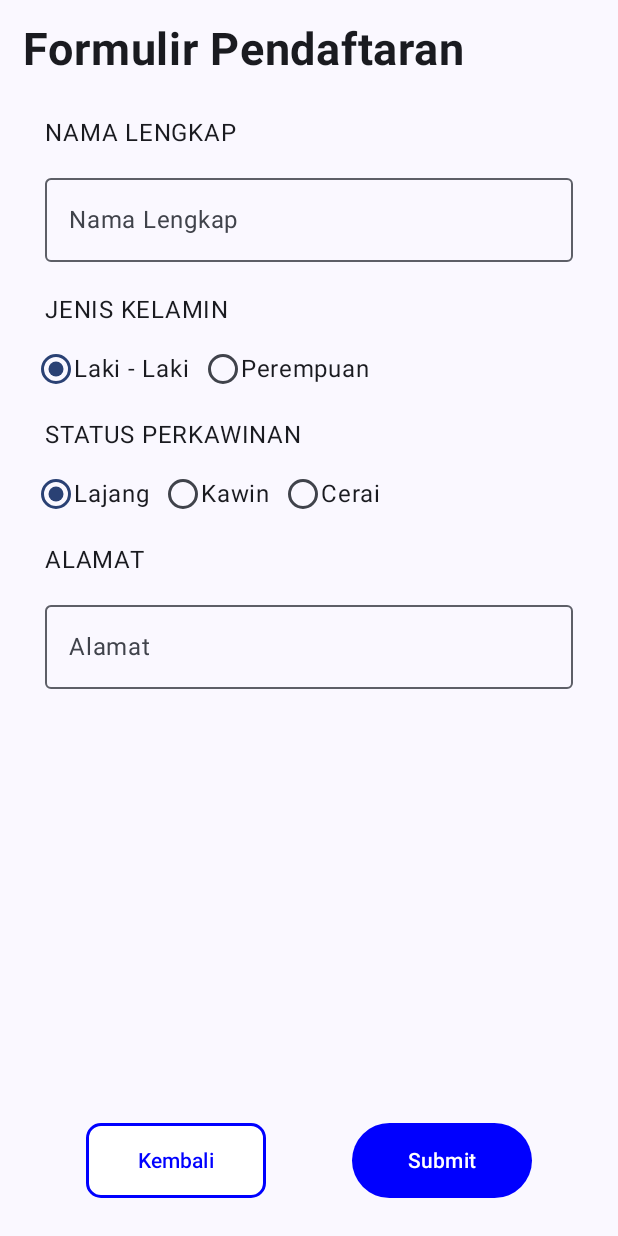
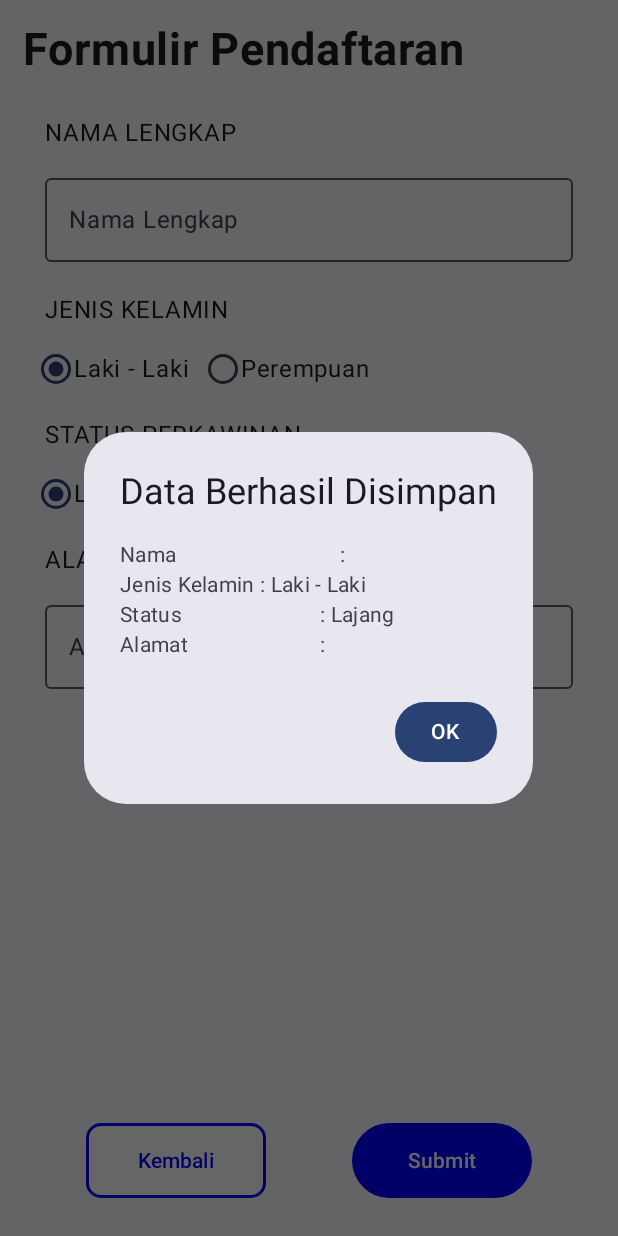
Before and after one commit to thekill022/QuestNavigasiTugas_174, an Android app built with Jetpack Compose: the screen it shows after launch (MainActivity), after a tap on "Submit", on a phone screen of 412 x 824 dp. Run offline under Robolectric (Android 15) with nearby library versions, the phone set to English and light mode, and no system bars.

```diff
--- a/app/src/main/java/com/example/myapplication/view/formulir.kt
+++ b/app/src/main/java/com/example/myapplication/view/formulir.kt
@@ -11,6 +11,7 @@ import androidx.compose.foundation.layout.padding
 import androidx.compose.foundation.layout.width
 import androidx.compose.foundation.selection.selectable
 import androidx.compose.foundation.shape.RoundedCornerShape
+import androidx.compose.material3.AlertDialog
 import androidx.compose.material3.Button
 import androidx.compose.material3.ButtonDefaults
 import androidx.compose.material3.ElevatedButton
@@ -148,7 +149,11 @@ fun Formulir(modifier : Modifier) {
             ) {
                 Text(text = "Kembali", color = Color.Blue)
             }
-            Button(onClick = { /*TODO*/ },
+
+            var showDialog by remember {
+                mutableStateOf(false)
+            }
+            Button(onClick = { showDialog = true },
                 modifier = Modifier
                     .padding(bottom = 25.dp)
                     .width(120.dp)
@@ -158,6 +163,19 @@ fun Formulir(modifier : Modifier) {
                 ),) {
                 Text(text = "Submit")
             }
+
+            if (showDialog) {
+                AlertDialog(onDismissRequest = {
+                    showDialog = false
+                }, confirmButton = {
+                    Button(onClick = { showDialog = false }) {
+                        Text(text = "OK")
+                    }
+                },
+                    title = { Text(text = "Data Berhasil Disimpan")},
+                    text = { Text(text = "Nama \t\t\t\t\t\t\t\t: $nama\nJenis Kelamin \t: $selectedOption\nStatus \t\t\t\t\t\t\t: $selectedStatus\nAlamat \t\t\t\t\t\t\t: $alamat")})
+            }
+
         }
 
     }
```
